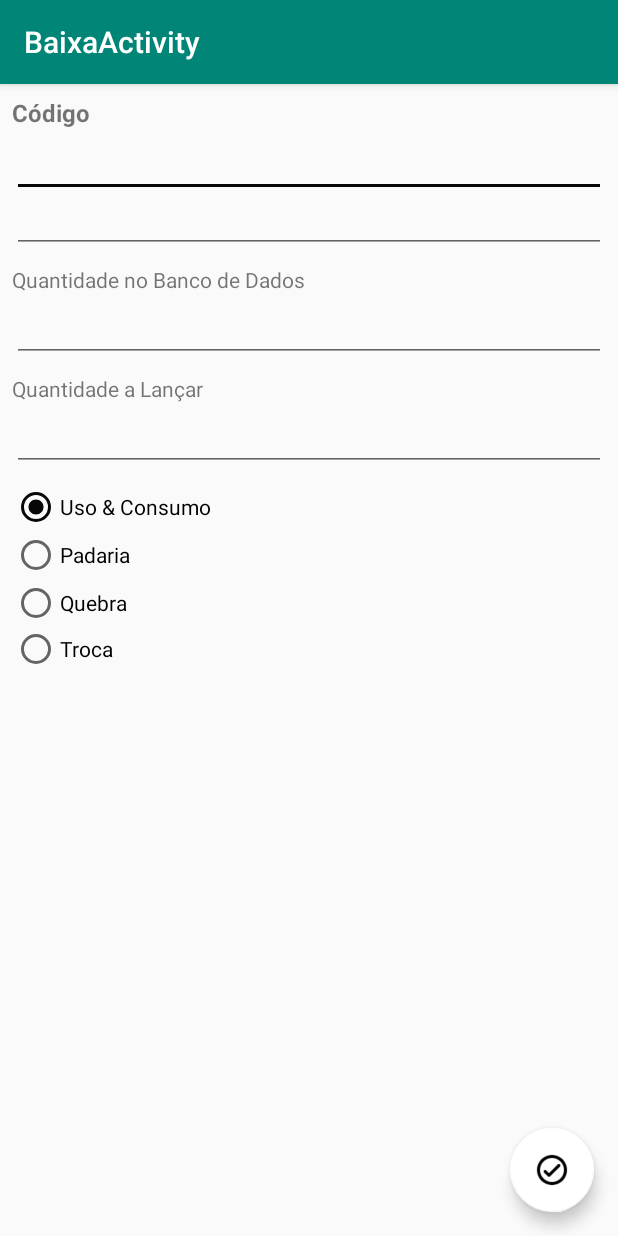
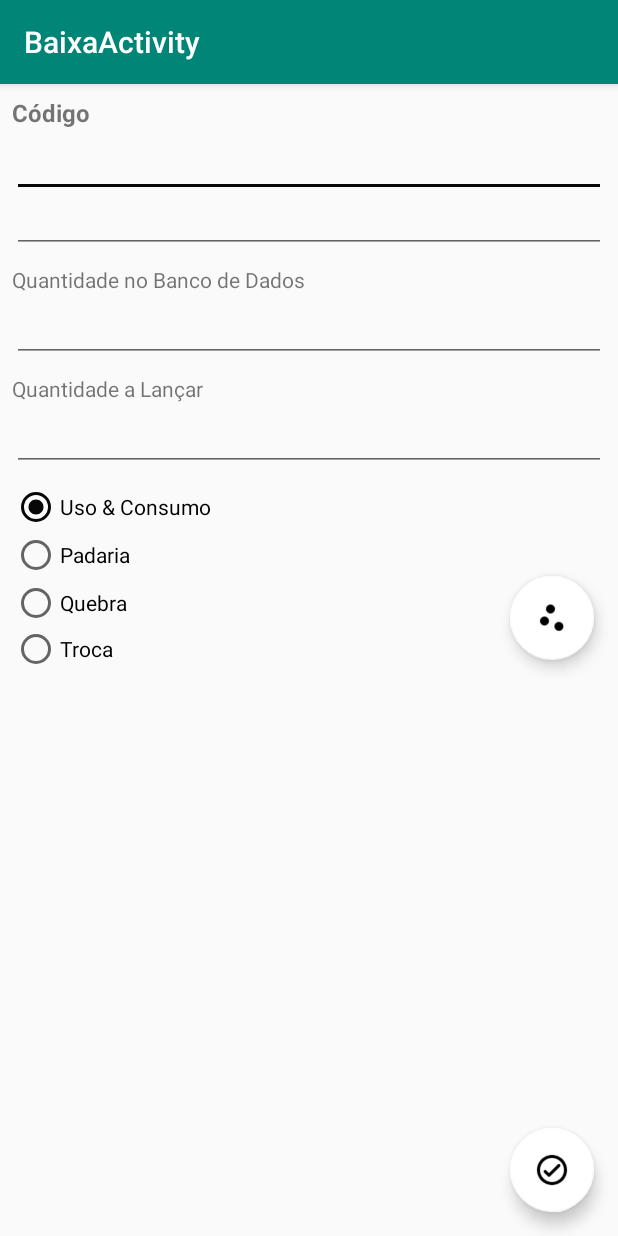
Before and after one commit to jothbc/ControleEstoqueAndroid, an Android app: the BaixaActivity screen opened directly, with no data from a screen before it, on a phone screen of 412 x 824 dp. Run offline under Robolectric (Android 15) with nearby library versions, the phone set to English and light mode, and no system bars; libraries missing offline, so code that uses them is left out: com.google.zxing.integration; 1 statement that could not run was skipped.

```diff
--- a/app/src/main/res/layout/activity_baixa.xml
+++ b/app/src/main/res/layout/activity_baixa.xml
@@ -32,4 +32,15 @@
         app:backgroundTint="#FFFFFF"
         app:srcCompat="@drawable/round_check_circle_outline_black_24dp2x" />
 
+    <com.google.android.material.floatingactionbutton.FloatingActionButton
+        android:id="@+id/float_scan"
+        android:layout_width="wrap_content"
+        android:layout_height="67dp"
+        android:layout_gravity="center|end"
+        android:layout_margin="@dimen/fab_margin"
+        android:clickable="true"
+        android:focusable="true"
+        app:backgroundTint="#FFFFFF"
+        app:srcCompat="@drawable/round_scatter_plot_black_24dp" />
+
 </androidx.coordinatorlayout.widget.CoordinatorLayout>
--- a/app/src/main/res/layout/content_baixa.xml
+++ b/app/src/main/res/layout/content_baixa.xml
@@ -2,6 +2,7 @@
 <androidx.constraintlayout.widget.ConstraintLayout xmlns:android="http://schemas.android.com/apk/res/android"
     xmlns:app="http://schemas.android.com/apk/res-auto"
     xmlns:tools="http://schemas.android.com/tools"
+    android:id="@+id/layout_content_baixa"
     android:layout_width="match_parent"
     android:layout_height="match_parent"
     app:layout_behavior="@string/appbar_scrolling_view_behavior"
--- a/app/src/main/res/values/strings.xml
+++ b/app/src/main/res/values/strings.xml
@@ -18,4 +18,7 @@
     <string name="message_faltam_campos">Faltam campos a serem preenchidos</string>
     <string name="title_usuario">Usuário:</string>
     <string name="message_concluido">Concluído</string>
+    <string name="message_produto_null">Algo de errado não esta certo.</string>
+    <string name="message_erro_operacao">Não foi possível realizar a operação.</string>
+    <string name="title_erro">Erro</string>
 </resources>
```
Also changed, not shown: app/src/main/java/jcr/br/controleestoque/BaixaActivity.java (+43 -6 lines), app/src/main/res/drawable/round_scatter_plot_black_24dp.png (added).
